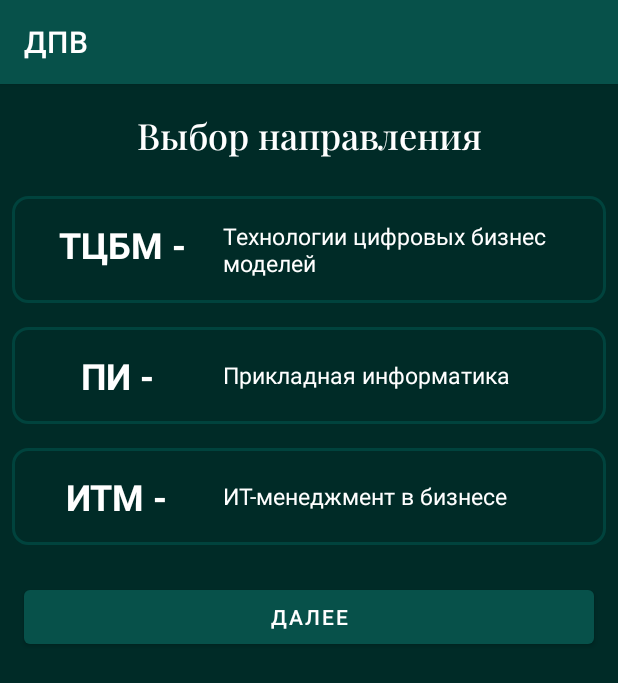
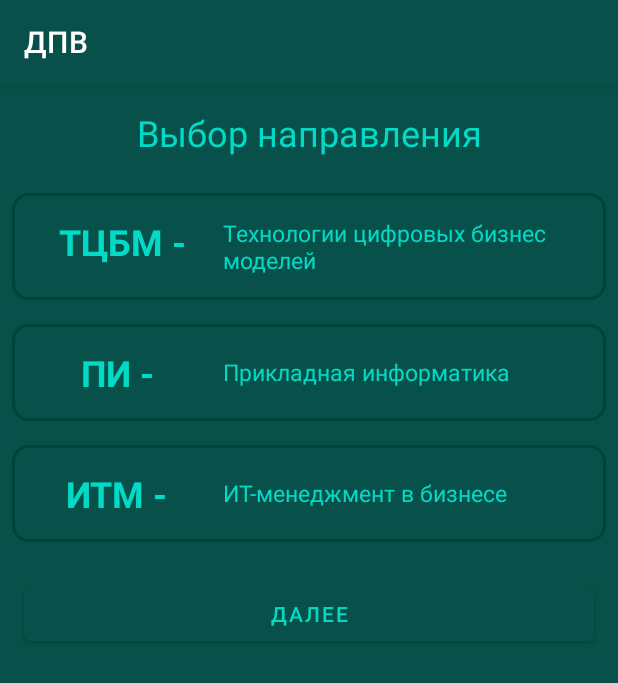
Before and after one commit to madebyhidden/DPV_FA, an Android app: the screen it shows after launch (WayActivity), on a phone screen of 412 x 824 dp. Shown: the top 683 px of the screen. Run offline under Robolectric (Android 15) with nearby library versions, the phone set to English and light mode, and no system bars; libraries missing offline, so code that uses them is left out: com.chaquo.python, com.github.javiersantos.appupdater; 1 statement that could not run was skipped.

Commit message:
v = road_to_0.9/1

```diff
--- a/app/src/main/java/com/example/fa_dvp_pi/FirstFragment.java
+++ b/app/src/main/java/com/example/fa_dvp_pi/FirstFragment.java
@@ -21,6 +21,7 @@ public class FirstFragment extends Fragment {
     ) {
 
         binding = FragmentFirstBinding.inflate(inflater, container, false);
+
         return binding.getRoot();
 
     }
--- a/app/src/main/java/com/example/fa_dvp_pi/WayActivity.java
+++ b/app/src/main/java/com/example/fa_dvp_pi/WayActivity.java
@@ -4,6 +4,7 @@ import android.app.PendingIntent;
 import android.content.Context;
 import android.content.Intent;
 import android.content.SharedPreferences;
+import android.content.res.Configuration;
 import android.os.Bundle;
 import android.util.Log;
 import android.widget.Button;
@@ -30,6 +31,13 @@ public class WayActivity extends AppCompatActivity {
     protected void onCreate(Bundle savedInstanceState) {
         super.onCreate(savedInstanceState);
         setContentView(R.layout.setting_layout);
+        if ((getResources().getConfiguration().uiMode & Configuration.UI_MODE_NIGHT_MASK) == Configuration.UI_MODE_NIGHT_YES) {
+            // Условие для проверки системной темы
+            setTheme(R.style.AppThemeDark);
+
+        } else {
+            setTheme(R.style.AppThemeLight);
+        }
 
         SharedPreferences prefs = getSharedPreferences("MyPrefs", MODE_PRIVATE);
 
--- a/app/src/main/res/layout/activity_time_table.xml
+++ b/app/src/main/res/layout/activity_time_table.xml
@@ -4,7 +4,7 @@
     xmlns:tools="http://schemas.android.com/tools"
     android:layout_width="match_parent"
     android:layout_height="match_parent"
-    android:background="#002B27"
+    android:background="?attr/colorOnPrimary"
     tools:context=".TimeTableActivity">
     <!-- Заменил TextView с "Hello" на RecyclerView с горизонтальным расположением элементов -->
     <FrameLayout
@@ -18,7 +18,7 @@
             android:layout_height="13dp"
             android:layout_gravity="center_vertical|left"
             android:layout_marginTop="2dp"
-            android:alpha="0.5"
+            android:alpha="?attr/alpha"
             android:contentDescription="Arrow"
             android:rotation="180"
             android:scaleX="2"
@@ -30,7 +30,7 @@
             android:layout_height="13dp"
             android:layout_gravity="center_vertical|right"
             android:layout_marginTop="2dp"
-            android:alpha="0.5"
+            android:alpha="?attr/alpha"
             android:contentDescription="Arrow"
             android:scaleX="2"
             android:scaleY="2"
--- a/app/src/main/res/layout/item_date.xml
+++ b/app/src/main/res/layout/item_date.xml
@@ -17,7 +17,8 @@
         android:layout_height="wrap_content"
         android:layout_gravity="center"
         android:layout_marginHorizontal="40dp"
-        app:cardBackgroundColor="#3B6867"
+
+        app:cardBackgroundColor="?attr/colorSecondary"
         app:cardCornerRadius="10dp"
 
         app:layout_constraintEnd_toEndOf="parent"
@@ -29,7 +30,7 @@
             android:layout_width="match_parent"
             android:layout_height="wrap_content"
             android:gravity="center"
-            android:textColor="#AFDACB"
+            android:textColor="?attr/colorError"
             android:textSize="24sp"
             android:textStyle="bold" />
 
--- a/app/src/main/res/layout/setting_layout.xml
+++ b/app/src/main/res/layout/setting_layout.xml
@@ -4,9 +4,8 @@
     xmlns:tools="http://schemas.android.com/tools"
     android:layout_width="match_parent"
     android:layout_height="match_parent"
-    android:background="#002B27"
     android:orientation="vertical"
-
+    android:background="?attr/colorPrimary"
 
     >
 
@@ -14,14 +13,13 @@
 
     <TextView
         android:id="@+id/textView"
-        style="@style/DateString"
         android:layout_width="match_parent"
         android:layout_height="wrap_content"
         android:gravity="center"
         android:padding="16dp"
         android:textSize="24dp"
+        android:textColor="?attr/colorAccent"
         android:text="Выбор направления"
-        android:textColor="#FFFFFF"
         tools:layout_editor_absoluteX="0dp" />
 
 
@@ -44,7 +42,7 @@
             android:layout_weight="2"
             android:text="ТЦБМ - "
             android:layout_marginLeft="15dp"
-            android:textColor="@android:color/white"
+            android:textColor="?attr/colorAccent"
             android:layout_gravity=""
             android:textSize="24dp"
             android:textStyle="bold" />
@@ -56,7 +54,7 @@
             android:layout_gravity="center_vertical"
             android:drawablePadding="8dp"
             android:text="Технологии цифровых бизнес моделей"
-            android:textColor="@android:color/white"
+            android:textColor="?attr/colorAccent"
             android:textSize="15dp"
              />
     </TableRow>
@@ -79,8 +77,8 @@
             android:text="ПИ - "
             android:layout_marginLeft="30dp"
             android:layout_gravity="center_vertical"
+            android:textColor="?attr/colorAccent"
 
-            android:textColor="@android:color/white"
             android:textSize="24dp"
             android:textStyle="bold" />
 
@@ -91,7 +89,7 @@
             android:layout_weight="3"
             android:drawablePadding="8dp"
             android:text="Прикладная информатика"
-            android:textColor="@android:color/white"
+            android:textColor="?attr/colorAccent"
             android:textSize="15dp"
              />
     </TableRow>
@@ -114,7 +112,7 @@
             android:text="ИТМ - "
             android:layout_marginLeft="20dp"
             android:layout_gravity="center_vertical"
-            android:textColor="@android:color/white"
+            android:textColor="?attr/colorAccent"
             android:textSize="24dp"
             android:textStyle="bold" />
 
@@ -125,7 +123,7 @@
             android:drawablePadding="8dp"
             android:layout_gravity="center_vertical"
             android:text="ИТ-менеджмент в бизнесе"
-            android:textColor="@android:color/white"
+            android:textColor="?attr/colorAccent"
             android:textSize="15dp"
              />
     </TableRow>
@@ -136,7 +134,7 @@
         android:layout_height="wrap_content"
         android:layout_margin="16dp"
         android:text="Далее"
-        android:textColor="@color/white"
+        android:textColor="?attr/colorAccent"
         app:layout_constraintBottom_toBottomOf="parent"
         app:layout_constraintEnd_toEndOf="parent"
         app:layout_constraintTop_toBottomOf="@+id/tableRow3" />
--- a/app/src/main/res/values-night/themes.xml
+++ b/app/src/main/res/values-night/themes.xml
@@ -2,7 +2,7 @@
     <!-- Base application theme. -->
     <style name="Theme.FA_DVP_PI" parent="Theme.MaterialComponents.DayNight.DarkActionBar">
         <!-- Primary brand color. -->
-        <item name="colorPrimary">#07514A</item>
+        <item name="colorPrimary">#A7B5B3</item>
         <item name="colorPrimaryVariant">#003700B3</item>
         <item name="colorOnPrimary">@color/teal_700</item>
         <!-- Secondary brand color. -->
--- a/app/src/main/res/values/colors.xml
+++ b/app/src/main/res/values/colors.xml
@@ -1,10 +1,16 @@
 <?xml version="1.0" encoding="utf-8"?>
-<resources>
+<resources name="DarkTheme">
+    <color name="colorPrimaryLight">#E6ECEB</color>
+    <color name="colorBackgroundLight">#B5BDBC</color>
+    <color name="colorBackgroundDark">#002B27</color>
+    <color name="colorPrimaryDark">#1E3C3B</color>
     <color name="purple_200">#07514A</color>
     <color name="purple_500">#07514A</color>
     <color name="purple_700">#07514A</color>
     <color name="teal_200">#FF03DAC5</color>
     <color name="teal_700">#FF018786</color>
-    <color name="black">#07514A</color>
+
+
+    <color name="black">#000000</color>
     <color name="white">#FFFFFFFF</color>
 </resources>
--- a/app/src/main/res/values/styles.xml
+++ b/app/src/main/res/values/styles.xml
@@ -19,7 +19,78 @@
     <style name="DateString">
         <item name="android:fontFamily">@font/date</item>
         <item name="android:textSize">30sp</item>
-        <item name="android:textColor">#FFFFFF</item>
+
+    </style>
+
+
+    <style name="AppThemeLight" parent="Theme.AppCompat.Light">
+        <!-- Customize your theme here. -->
+        <item name="colorPrimary">@color/white</item>
+        <item name="color">#569A82</item>
+        <item name="colorError">#84ACA7</item>
+
+        <item name="colorSurfaceInverse">#84ACA7</item>
+        <item name="colorControlNormal">#519E94</item>
+        <item name="alpha">255</item>
+
+
+
+        <item name="colorOnPrimary">#E5EFEF</item>
+        <!-- Secondary brand color. -->
+        <item name="colorSecondary">#B7D5D2</item>
+
+        <item name="colorOnSecondary">#D1E4E3</item>
+        <item name="colorAccent">#9ABFBC</item>
+        <item name="colorButtonNormal">#15635C</item>
+
+        <item name="android:textColor">#336765</item>
+
+    </style>
+
+
+    <style name="AppThemeLightPink" parent="Theme.AppCompat.Light">
+        <!-- Customize your theme here. -->
+        <item name="colorPrimary">@color/white</item>
+        <item name="color">#9A5679</item>
+        <item name="colorError">#CC7EA8</item>
+
+        <item name="colorSurfaceInverse">#D676B7</item>
+        <item name="colorControlNormal">#BD4A93</item>
+        <item name="alpha">255</item>
+
+
+
+        <item name="colorOnPrimary">#EFE5EE</item>
+        <!-- Secondary brand color. -->
+        <item name="colorSecondary">#EFABD0</item>
+
+        <item name="colorOnSecondary">#FDBFE1</item>
+        <item name="colorAccent">#DA90BD</item>
+        <item name="colorButtonNormal">#850949</item>
+
+        <item name="android:textColor">#673356</item>
+
+    </style>
+
+    <style name="AppThemeDark">
+
+        <item name="colorError">#AFDACB</item>
+        <item name="colorSurface">#021B18</item>
+        <item name="colorButtonNormal">#A9CFCC</item>
+        <item name="colorSurfaceInverse">#B7DFD9</item>
+        <item name="color">#9ABCB0</item>
+        <item name="colorControlNormal">#B7DFD9</item>
+        <item name="alpha">0.5</item>
+
+
+        <item name="colorPrimary">@color/colorPrimaryDark</item>
+        <item name="colorOnPrimary">@color/colorBackgroundDark</item>
+        <item name="colorAccent">#315554</item>
+        <!-- Secondary brand color. -->
+        <item name="colorSecondary">#3E6A69</item>
+
+        <item name="colorOnSecondary">#4A8180</item>
+        <item name="android:textColor">#A9CFCC</item>
     </style>
 
 
```
Also changed, not shown: app/src/main/java/com/example/fa_dvp_pi/MainActivity.java (+7 -0 lines), app/src/main/java/com/example/fa_dvp_pi/TimeTableActivity.java (+8 -0 lines), app/src/main/java/com/example/timetable/DateAdapter.java (+1 -8 lines), app/src/main/res/layout/fragment_first.xml (+6 -2 lines), app/src/main/res/layout/item_timetable.xml (+10 -9 lines), app/src/main/res/values/themes.xml (+13 -1 lines).
